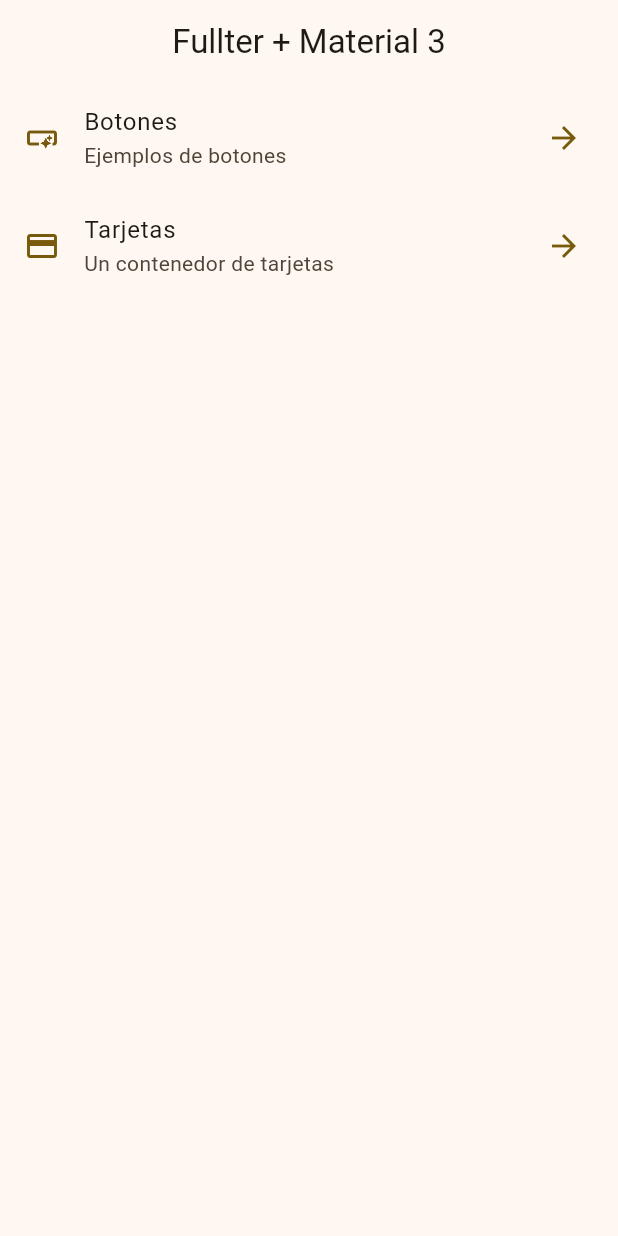
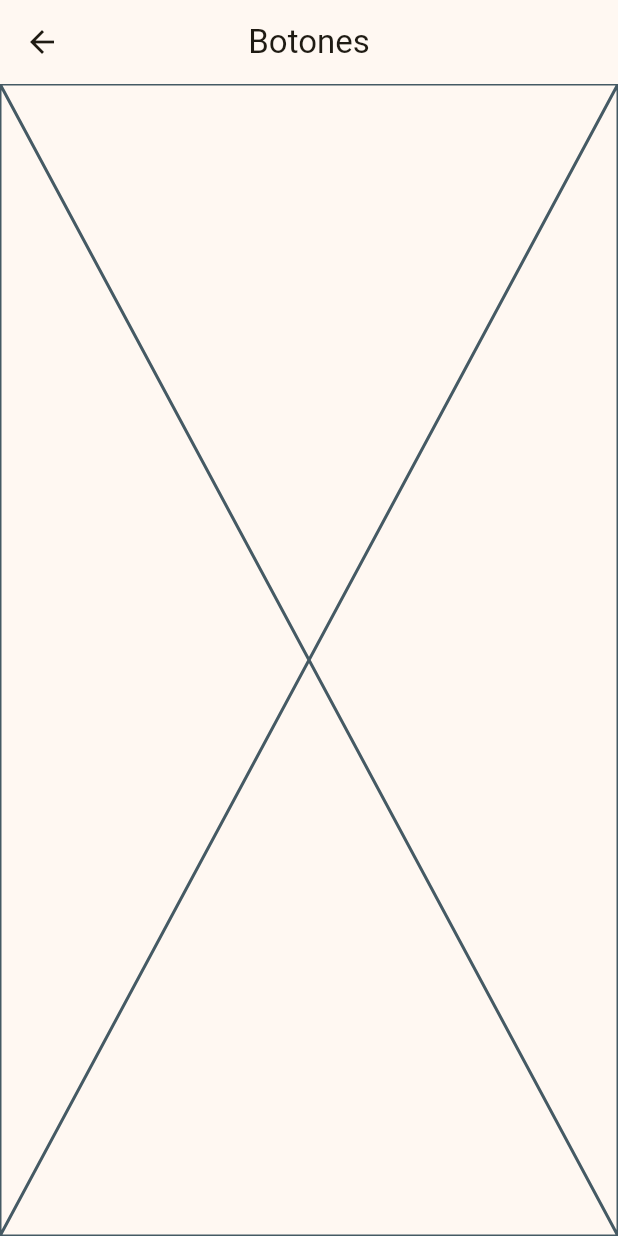
Before and after one commit to ObedGarcia64/WidgetsApp, a Flutter app: the screen it shows after launch, after a tap on "Botones", on a phone screen of 412 x 824 dp. Run offline on Flutter 3.47's test engine with Material 3 defaults, Android fonts, the phone set to English and light mode, and no system bars.

Commit message:
rutas basicas

```diff
--- a/lib/config/theme/menu/menu_items.dart
+++ b/lib/config/theme/menu/menu_items.dart
@@ -24,7 +24,7 @@ const appMenuItems = <menuItem>[
   menuItem(
     title: 'Tarjetas',
     subTitle: 'Un contenedor de tarjetas',
-    link: '/card',
+    link: '/cards',
     icon: Icons.credit_card,
   ),
 ];
--- a/lib/main.dart
+++ b/lib/main.dart
@@ -1,5 +1,7 @@
 import 'package:flutter/material.dart';
-import 'package:widgets_app/presentation/home_screen.dart';
+import 'package:widgets_app/presentation/Screens/Home/home_screen.dart';
+import 'package:widgets_app/presentation/Screens/buttons/buttons_screen.dart';
+import 'package:widgets_app/presentation/Screens/cards/cards_screen.dart';
 
 import 'config/theme/app_theme.dart';
 
@@ -16,6 +18,10 @@ class MainApp extends StatelessWidget {
       debugShowCheckedModeBanner: false,
       theme: AppTheme(selectedColor: 11).getTheme(),
       home: const HomeScreen(),
+      routes: {
+        '/buttons': (context) => const ButtonsScreen(),
+        '/cards': (context) => const CardsScreen(),
+      },
     );
   }
 }
--- a/lib/presentation/home_screen.dart
+++ b/lib/presentation/Screens/Home/home_screen.dart
@@ -1,5 +1,6 @@
 import 'package:flutter/material.dart';
 import 'package:widgets_app/config/theme/menu/menu_items.dart';
+import 'package:widgets_app/presentation/Screens/buttons/buttons_screen.dart';
 
 class HomeScreen extends StatelessWidget {
   const HomeScreen({super.key});
@@ -54,7 +55,7 @@ class CustomListTile extends StatelessWidget {
       title: Text(MenuItem.title),
       subtitle: Text(MenuItem.subTitle),
       onTap: () {
-
+        Navigator.pushNamed(context, MenuItem.link);
       },
     );
   }
--- /dev/null
+++ b/lib/presentation/Screens/buttons/buttons_screen.dart
@@ -0,0 +1,15 @@
+import 'package:flutter/material.dart';
+
+class ButtonsScreen extends StatelessWidget {
+  const ButtonsScreen({super.key});
+
+  @override
+  Widget build(BuildContext context) {
+    return Scaffold(
+      appBar: AppBar(
+        title: const Text('Botones'),
+      ),
+      body: const Placeholder(),
+    );
+  }
+}
```
Also changed, not shown: lib/presentation/Screens/cards/cards_screen.dart (added, +15 -0 lines).
